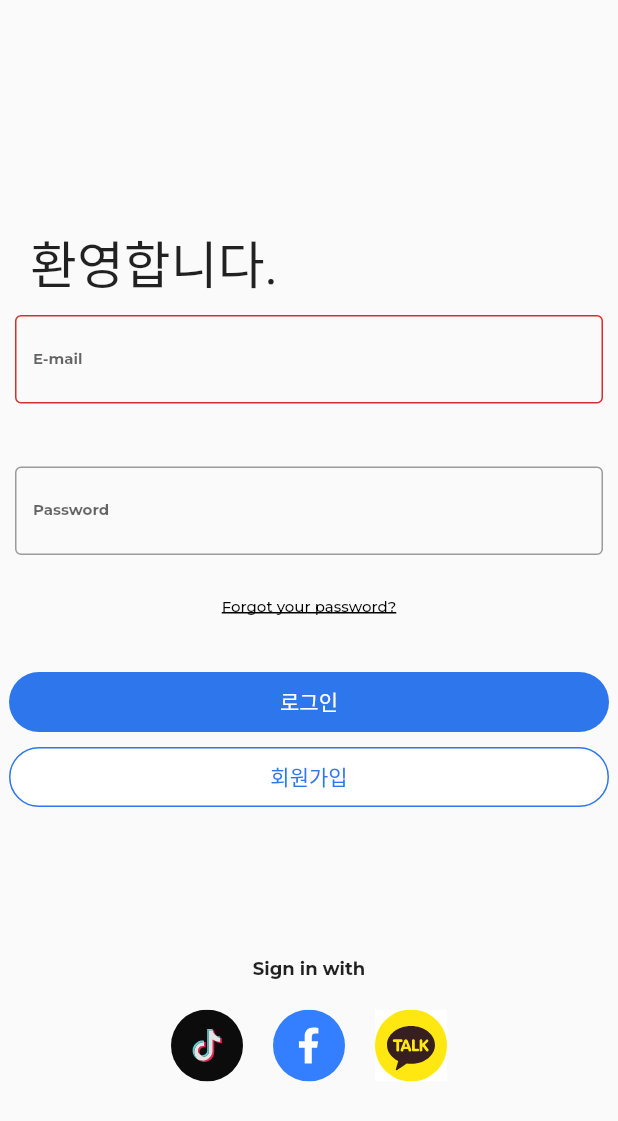
After one commit to KyongHwan-Kim/FREEZE-App, a Flutter app: the Login screen opened directly, on a phone screen of 412 x 824 dp. The commit adds this screen. Shown: the top 1121 px of the screen. Run offline on Flutter 3.47's test engine with Material 2 defaults, Android fonts, the light colour scheme and no system bars; our stand-ins replace flutter_svg; Roboto replaces fonts that are missing (NotoSans_Bold); project files that could hold a hidden picture were left out.

Commit message:
update screens login, splash

```diff
--- a/freeze/lib/models/font.dart
+++ b/freeze/lib/models/font.dart
@@ -11,7 +11,7 @@ class FontKoMgr {
   );
   static const TextStyle H3 = TextStyle(
     fontFamily: "NotoSans_Bold",
-    fontSize: 48,
+    fontSize: 43,
   );
   static const TextStyle H4 = TextStyle(
     fontFamily: "NotoSans_Bold",
--- /dev/null
+++ b/freeze/lib/models/img.dart
@@ -0,0 +1,6 @@
+class ImgLocale {
+  static const String Logo = 'assets/logo/logo_main.svg';
+  static const String LogInTiktok = 'assets/images/login/TikTok.svg';
+  static const String LogInFaceBook = 'assets/images/login/Facebook.svg';
+  static const String LogInKakao = 'assets/images/login/KakaoTalk.svg';
+}
--- /dev/null
+++ b/freeze/lib/screens/login.dart
@@ -0,0 +1,175 @@
+import 'package:flutter/material.dart';
+import 'package:flutter_svg/flutter_svg.dart';
+import 'package:freeze/models/color.dart';
+import 'package:freeze/models/font.dart';
+import 'package:freeze/models/img.dart';
+import 'package:freeze/screens/app.dart';
+import 'package:freeze/utilities/utility.dart';
+
+class Login extends StatefulWidget {
+  const Login({Key key}) : super(key: key);
+
+  @override
+  _LoginState createState() => _LoginState();
+}
+
+class _LoginState extends State<Login> {
+  String email = '';
+  String password = '';
+  String emailErrorMsg = '';
+  // TODO Image Change
+  @override
+  Widget build(BuildContext context) {
+    return Scaffold(
+      body: Column(
+        children: <Widget>[
+          Container(
+            height: 150,
+          ),
+          Container(
+            margin: EdgeInsets.only(left: 20),
+            alignment: Alignment.centerLeft,
+            child:
+                Text('환영합니다.', style: FontKoMgr.H4, textAlign: TextAlign.left),
+          ),
+          Padding(
+            padding: EdgeInsets.all(10),
+            child: TextFormField(
+              decoration: InputDecoration(
+                  border: OutlineInputBorder(),
+                  labelText: 'E-mail',
+                  labelStyle: FontEnMgr.Overline,
+                  errorText: this.emailErrorMsg),
+              validator: (value) {
+                if (!value.contains('admin@freeze.com')) {
+                  return this.emailErrorMsg = 'Enter valid E-mail';
+                }
+                return null;
+              },
+              onSaved: (email) {
+                this.email = email;
+              },
+            ),
+          ),
+          Padding(
+            padding: EdgeInsets.all(10),
+            child: TextFormField(
+              obscureText: true,
+              decoration: InputDecoration(
+                  border: OutlineInputBorder(),
+                  labelText: 'Password',
+                  labelStyle: FontEnMgr.Overline),
+              // validator: (value) {
+              //   if (value.length < 5 || !value.contains('@')) {
+              //     return AppString.error_email;
+              //   }
+              //   return null;
+              // },
+              // onSaved: (email) {
+              //   userDetails.email = email;
+              // },
+            ),
+          ),
+          FlatButton(
+            onPressed: () {
+              //TODO FORGOT PASSWORD SCREEN GOES HERE
+            },
+            child: Text(
+              'Forgot your password?',
+              style: TextStyle(
+                  fontFamily: "Montserrat_Medium",
+                  fontSize: 10,
+                  color: fromHex(GrayScale.Black),
+                  decoration: TextDecoration.underline,
+                  decorationThickness: 2),
+            ),
+          ),
+          Container(
+            height: 20,
+          ),
+          Container(
+            height: 40,
+            width: 400,
+            decoration: BoxDecoration(
+                color: fromHex(Signiture.PrimaryNormal),
+                borderRadius: BorderRadius.circular(20)),
+            child: FlatButton(
+              onPressed: () {
+                Navigator.push(
+                    context, MaterialPageRoute(builder: (_) => App()));
+              },
+              child: Text(
+                '로그인',
+                style: TextStyle(
+                  fontFamily: "NotoSans_Bold",
+                  fontSize: 14,
+                  color: fromHex(GrayScale.White),
+                ),
+              ),
+            ),
+          ),
+          Container(
+            height: 10,
+          ),
+          Container(
+            height: 40,
+            width: 400,
+            decoration: BoxDecoration(
+              color: fromHex(GrayScale.White),
+              borderRadius: BorderRadius.circular(20),
+              border: Border.all(
+                width: 1,
+                color: fromHex(Signiture.PrimaryNormal),
+              ),
+            ),
+            child: FlatButton(
+              onPressed: () {
+                Navigator.push(
+                    context, MaterialPageRoute(builder: (_) => App()));
+              },
+              child: Text(
+                '회원가입',
+                style: TextStyle(
+                  fontFamily: "NotoSans_Bold",
+                  fontSize: 14,
+                  color: fromHex(Signiture.PrimaryNormal),
+                ),
+              ),
+            ),
+          ),
+          Container(
+            padding: EdgeInsets.only(top: 100),
+            alignment: Alignment.center,
+            child: Text('Sign in with', style: FontEnMgr.Caption),
+          ),
+          Row(
+            mainAxisAlignment: MainAxisAlignment.center,
+            children: <Widget>[
+              Container(
+                padding: EdgeInsets.only(top: 20, right: 20),
+                child: SvgPicture.asset(
+                  ImgLocale.LogInTiktok,
+                  height: 48,
+                ),
+              ),
+              Container(
+                padding: EdgeInsets.only(top: 20, right: 20),
+                child: SvgPicture.asset(
+                  ImgLocale.LogInFaceBook,
+                  height: 48,
+                ),
+              ),
+              Container(
+                padding: EdgeInsets.only(top: 20),
+                child: SvgPicture.asset(
+                  ImgLocale.LogInKakao,
+                  height: 48,
+                ),
+              ),
+            ],
+          ),
+        ],
+      ),
+    );
+  }
+}
--- a/freeze/lib/utilities/utility.dart
+++ b/freeze/lib/utilities/utility.dart
@@ -4,6 +4,7 @@ Color fromHex(String hexString) {
   hexString = hexString.replaceAll("#", "");
   if (hexString.length == 6) {
     hexString = "FF" + hexString;
+    return Color(int.parse("0x$hexString"));
   } else if (hexString.length == 8) {
     return Color(int.parse("0x$hexString"));
   }
--- a/freeze/pubspec.yaml
+++ b/freeze/pubspec.yaml
@@ -46,7 +46,8 @@ flutter:
   # To add assets to your application, add an assets section, like this:
   assets:
     - assets/logo/
-    - assets/images/
+    - assets/images/login/
+    - assets/images/icon/
 
   # An image asset can refer to one or more resolution-specific "variants", see
   # https://flutter.dev/assets-and-images/#resolution-aware.
```
Also changed, not shown: freeze/lib/screens/app.dart (added, +62 -0 lines), freeze/lib/screens/splash.dart (+3 -4 lines), freeze/assets/images/login/Facebook.svg (added), freeze/assets/images/login/KakaoTalk.svg (added), freeze/assets/images/login/TikTok.svg (added).
